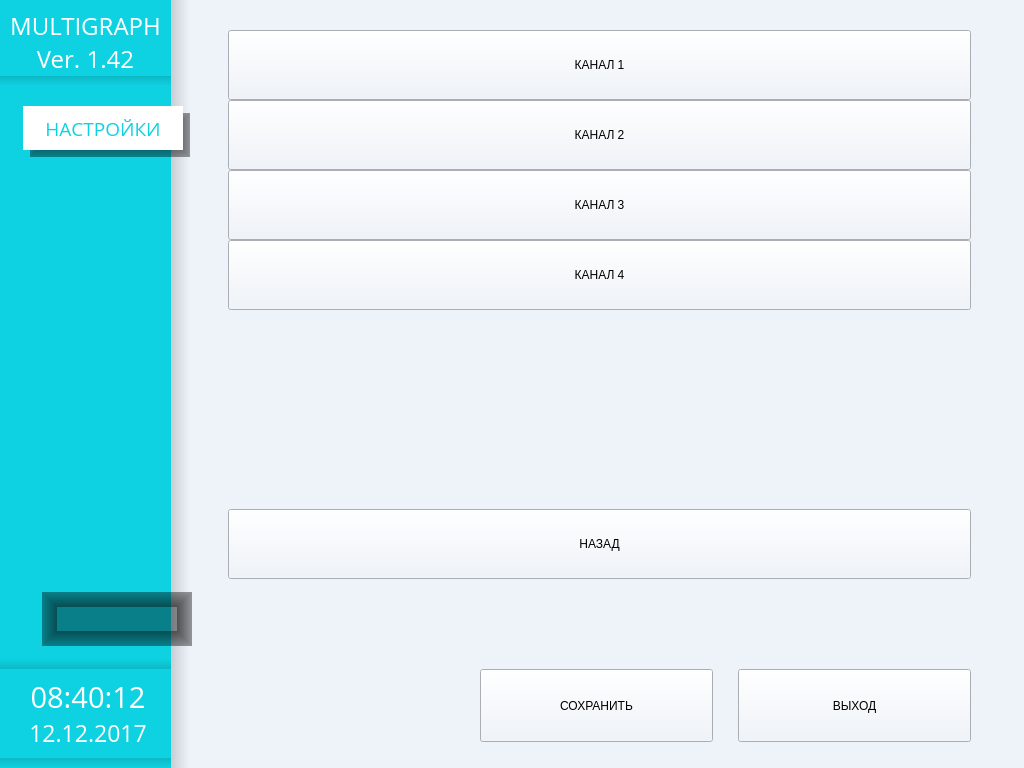
First picture: the form in menu.ui, repository tomyqg/topaz-m, before the edit.
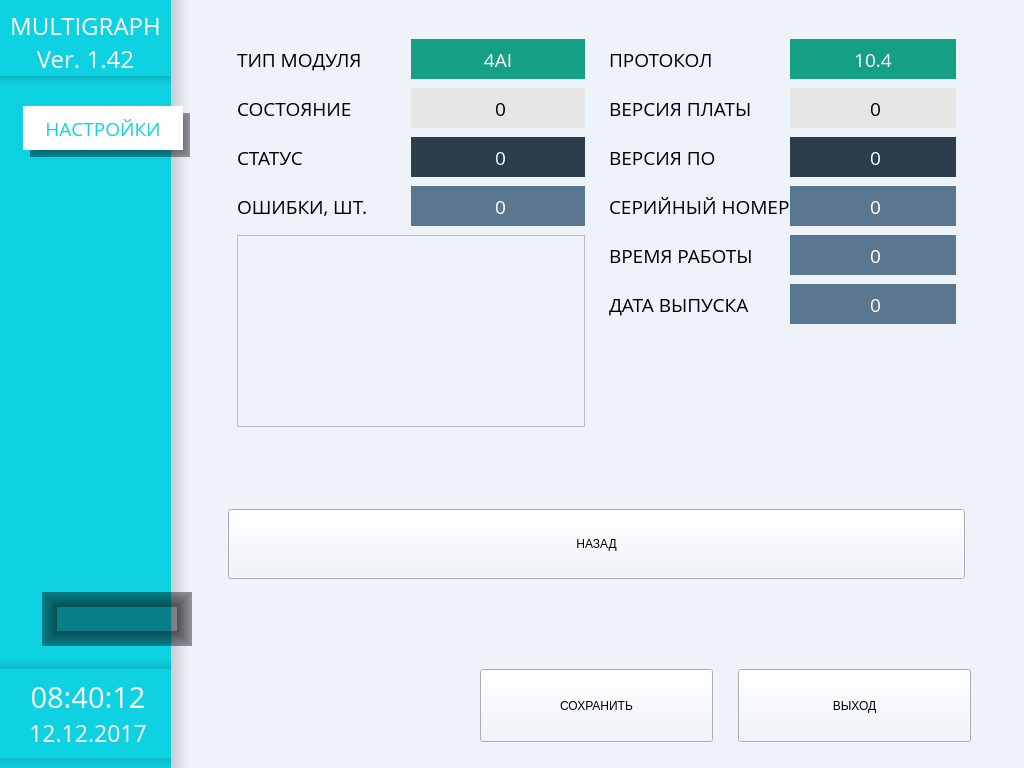
Second picture: the form after the edit. The open tabs and pages were chosen to show the change. Icons and pictures are not drawn. Custom widgets are drawn as their Qt base class.

Diff of the .ui file:
```diff
--- a/menu.ui
+++ b/menu.ui
@@ -7591,6 +7591,850 @@
              </item>
             </layout>
            </widget>
+           <widget class="QWidget" name="pageDevices">
+            <layout class="QVBoxLayout" name="verticalLayout_34">
+             <property name="leftMargin">
+              <number>29</number>
+             </property>
+             <property name="topMargin">
+              <number>30</number>
+             </property>
+             <property name="rightMargin">
+              <number>59</number>
+             </property>
+             <item>
+              <widget class="QScrollArea" name="scrollAreaDevices">
+               <property name="styleSheet">
+                <string notr="true">QScrollBar:vertical {              
+        background:rgb(179, 179, 179);
+        margin: 0px 0px 0px 0px;
+		border-radius: 5px;
+		width:10px; 
+    }
+QScrollBar::handle:vertical {
+       background:rgb(77, 77, 77);
+        min-height: 50px;
+		border-radius: 5px;
+    }
+QScrollBar::add-line:vertical {
+       background:rgb(179, 179, 179);
+        height: 10px;
+        subcontrol-position: bottom;
+        subcontrol-origin: margin;
+		border-radius: 5px;
+    }
+
+QScrollBar::sub-line:vertical {
+        background:rgb(77, 77, 77);
+        height: 10 px;
+        subcontrol-position: top;
+        subcontrol-origin: margin;
+		border-radius: 5px;
+    }
+QScrollBar::up-arrow:vertica, QScrollBar::down-arrow:verticall {
+        background:rgb(77, 77, 77);
+        height: 10px;
+		border-radius: 5px;
+    }
+
+QScrollBar::add-page:vertical, QScrollBar::sub-page:vertical {
+    background: none;
+}</string>
+               </property>
+               <property name="frameShape">
+                <enum>QFrame::NoFrame</enum>
+               </property>
+               <property name="widgetResizable">
+                <bool>true</bool>
+               </property>
+               <widget class="QWidget" name="widgetScrollAreaDevices">
+                <property name="geometry">
+                 <rect>
+                  <x>0</x>
+                  <y>0</y>
+                  <width>223</width>
+                  <height>610</height>
+                 </rect>
+                </property>
+                <layout class="QVBoxLayout" name="verticalLayout_31">
+                 <property name="spacing">
+                  <number>0</number>
+                 </property>
+                 <property name="leftMargin">
+                  <number>0</number>
+                 </property>
+                 <property name="topMargin">
+                  <number>0</number>
+                 </property>
+                 <property name="rightMargin">
+                  <number>0</number>
+                 </property>
+                 <property name="bottomMargin">
+                  <number>0</number>
+                 </property>
+                 <item>
+                  <layout class="QVBoxLayout" name="verticalLayoutDevices">
+                   <item>
+                    <widget class="wButtonStyled" name="bDevicesMain">
+                     <property name="sizePolicy">
+                      <sizepolicy hsizetype="Preferred" vsizetype="Preferred">
+                       <horstretch>0</horstretch>
+                       <verstretch>0</verstretch>
+                      </sizepolicy>
+                     </property>
+                     <property name="minimumSize">
+                      <size>
+                       <width>0</width>
+                       <height>70</height>
+                      </size>
+                     </property>
+                     <property name="text">
+                      <string>МОДУЛЬ КОНТРОЛЛЕРА</string>
+                     </property>
+                    </widget>
+                   </item>
+                   <item>
+                    <widget class="wButtonStyled" name="bDevice1">
+                     <property name="sizePolicy">
+                      <sizepolicy hsizetype="Preferred" vsizetype="Preferred">
+                       <horstretch>0</horstretch>
+                       <verstretch>0</verstretch>
+                      </sizepolicy>
+                     </property>
+                     <property name="minimumSize">
+                      <size>
+                       <width>0</width>
+                       <height>70</height>
+                      </size>
+                     </property>
+                     <property name="text">
+                      <string>МОДУЛЬ РАСШИРЕНИЯ 1 | ВКЛЮЧЕН | 4AI</string>
+                     </property>
+                    </widget>
+                   </item>
+                   <item>
+                    <widget class="wButtonStyled" name="bDevice2">
+                     <property name="sizePolicy">
+                      <sizepolicy hsizetype="Preferred" vsizetype="Preferred">
+                       <horstretch>0</horstretch>
+                       <verstretch>0</verstretch>
+                      </sizepolicy>
+                     </property>
+                     <property name="minimumSize">
+                      <size>
+                       <width>0</width>
+                       <height>70</height>
+                      </size>
+                     </property>
+                     <property name="text">
+                      <string>МОДУЛЬ РАСШИРЕНИЯ 2 | ОТКЛЮЧЕН</string>
+                     </property>
+                    </widget>
+                   </item>
+                   <item>
+                    <widget class="wButtonStyled" name="bDevice3">
+                     <property name="sizePolicy">
+                      <sizepolicy hsizetype="Preferred" vsizetype="Preferred">
+                       <horstretch>0</horstretch>
+                       <verstretch>0</verstretch>
+                      </sizepolicy>
+                     </property>
+                     <property name="minimumSize">
+                      <size>
+                       <width>0</width>
+                       <height>70</height>
+                      </size>
+                     </property>
+                     <property name="text">
+                      <string>МОДУЛЬ РАСШИРЕНИЯ 3 | ОТКЛЮЧЕН</string>
+                     </property>
+                    </widget>
+                   </item>
+                   <item>
+                    <widget class="wButtonStyled" name="bDevice4">
+                     <property name="sizePolicy">
+                      <sizepolicy hsizetype="Preferred" vsizetype="Preferred">
+                       <horstretch>0</horstretch>
+                       <verstretch>0</verstretch>
+                      </sizepolicy>
+                     </property>
+                     <property name="minimumSize">
+                      <size>
+                       <width>0</width>
+                       <height>70</height>
+                      </size>
+                     </property>
+                     <property name="text">
+                      <string>МОДУЛЬ РАСШИРЕНИЯ 4 | ОТКЛЮЧЕН</string>
+                     </property>
+                    </widget>
+                   </item>
+                   <item>
+                    <widget class="wButtonStyled" name="bDevice5">
+                     <property name="sizePolicy">
+                      <sizepolicy hsizetype="Preferred" vsizetype="Preferred">
+                       <horstretch>0</horstretch>
+                       <verstretch>0</verstretch>
+                      </sizepolicy>
+                     </property>
+                     <property name="minimumSize">
+                      <size>
+                       <width>0</width>
+                       <height>70</height>
+                      </size>
+                     </property>
+                     <property name="text">
+                      <string>МОДУЛЬ РАСШИРЕНИЯ 5 | ОТКЛЮЧЕН</string>
+                     </property>
+                    </widget>
+                   </item>
+                   <item>
+                    <widget class="wButtonStyled" name="bDevice6">
+                     <property name="sizePolicy">
+                      <sizepolicy hsizetype="Preferred" vsizetype="Preferred">
+                       <horstretch>0</horstretch>
+                       <verstretch>0</verstretch>
+                      </sizepolicy>
+                     </property>
+                     <property name="minimumSize">
+                      <size>
+                       <width>0</width>
+                       <height>70</height>
+                      </size>
+                     </property>
+                     <property name="text">
+                      <string>МОДУЛЬ РАСШИРЕНИЯ 6 | ОТКЛЮЧЕН</string>
+                     </property>
+                    </widget>
+                   </item>
+                   <item>
+                    <widget class="wButtonStyled" name="bDevice6_2">
+                     <property name="sizePolicy">
+                      <sizepolicy hsizetype="Preferred" vsizetype="Preferred">
+                       <horstretch>0</horstretch>
+                       <verstretch>0</verstretch>
+                      </sizepolicy>
+                     </property>
+                     <property name="minimumSize">
+                      <size>
+                       <width>0</width>
+                       <height>70</height>
+                      </size>
+                     </property>
+                     <property name="text">
+                      <string>СЕТЕВОЙ МОДУЛЬ | ОТКЛЮЧЕН</string>
+                     </property>
+                    </widget>
+                   </item>
+                   <item>
+                    <spacer name="verticalSpacer_29">
+                     <property name="orientation">
+                      <enum>Qt::Vertical</enum>
+                     </property>
+                     <property name="sizeHint" stdset="0">
+                      <size>
+                       <width>20</width>
+                       <height>40</height>
+                      </size>
+                     </property>
+                    </spacer>
+                   </item>
+                  </layout>
+                 </item>
+                </layout>
+               </widget>
+              </widget>
+             </item>
+             <item>
+              <widget class="wButtonStyled" name="bBackDevices">
+               <property name="sizePolicy">
+                <sizepolicy hsizetype="Preferred" vsizetype="Preferred">
+                 <horstretch>0</horstretch>
+                 <verstretch>0</verstretch>
+                </sizepolicy>
+               </property>
+               <property name="minimumSize">
+                <size>
+                 <width>0</width>
+                 <height>70</height>
+                </size>
+               </property>
+               <property name="text">
+                <string>НАЗАД</string>
+               </property>
+              </widget>
+             </item>
+            </layout>
+           </widget>
+           <widget class="QWidget" name="pageDeviceInfo">
+            <layout class="QGridLayout" name="gridLayout_22">
+             <property name="leftMargin">
+              <number>29</number>
+             </property>
+             <property name="topMargin">
+              <number>30</number>
+             </property>
+             <property name="rightMargin">
+              <number>59</number>
+             </property>
+             <item row="0" column="0">
+              <widget class="QFrame" name="frameDeviceInfo1">
+               <property name="frameShape">
+                <enum>QFrame::NoFrame</enum>
+               </property>
+               <property name="frameShadow">
+                <enum>QFrame::Raised</enum>
+               </property>
+               <layout class="QGridLayout" name="gridLayout_20">
+                <property name="horizontalSpacing">
+                 <number>0</number>
+                </property>
+                <property name="verticalSpacing">
+                 <number>9</number>
+                </property>
+                <item row="0" column="0">
+                 <widget class="QLabel" name="devicelbl">
+                  <property name="font">
+                   <font>
+                    <family>Open Sans</family>
+                    <pointsize>14</pointsize>
+                   </font>
+                  </property>
+                  <property name="text">
+                   <string>ТИП МОДУЛЯ</string>
+                  </property>
+                 </widget>
+                </item>
+                <item row="5" column="1">
+                 <widget class="QLabel" name="devErrors">
+                  <property name="minimumSize">
+                   <size>
+                    <width>131</width>
+                    <height>40</height>
+                   </size>
+                  </property>
+                  <property name="maximumSize">
+                   <size>
+                    <width>185</width>
+                    <height>45</height>
+                   </size>
+                  </property>
+                  <property name="font">
+                   <font>
+                    <family>Open Sans</family>
+                    <pointsize>14</pointsize>
+                   </font>
+                  </property>
+                  <property name="styleSheet">
+                   <string notr="true">	background-color: rgb(91, 119, 143);
+	color: rgb(255, 255, 255);
+	border-radius: 0px;</string>
+                  </property>
+                  <property name="text">
+                   <string> 0</string>
+                  </property>
+                  <property name="alignment">
+                   <set>Qt::AlignCenter</set>
+                  </property>
+                 </widget>
+                </item>
+                <item row="2" column="1">
+                 <widget class="QLabel" name="deviceState">
+                  <property name="minimumSize">
+                   <size>
+                    <width>131</width>
+                    <height>40</height>
+                   </size>
+                  </property>
+                  <property name="maximumSize">
+                   <size>
+                    <width>185</width>
+                    <height>45</height>
+                   </size>
+                  </property>
+                  <property name="font">
+                   <font>
+                    <family>Open Sans</family>
+                    <pointsize>14</pointsize>
+                   </font>
+                  </property>
+                  <property name="styleSheet">
+                   <string notr="true">background-color: rgb(230, 230, 230);
+color: rgb(0, 0, 0);
+border-radius: 0px;
+</string>
+                  </property>
+                  <property name="text">
+                   <string> 0</string>
+                  </property>
+                  <property name="alignment">
+                   <set>Qt::AlignCenter</set>
+                  </property>
+                 </widget>
+                </item>
+                <item row="2" column="0">
+                 <widget class="QLabel" name="devicelbl_3">
+                  <property name="font">
+                   <font>
+                    <family>Open Sans</family>
+                    <pointsize>14</pointsize>
+                   </font>
+                  </property>
+                  <property name="text">
+                   <string>СОСТОЯНИЕ</string>
+                  </property>
+                 </widget>
+                </item>
+                <item row="5" column="0">
+                 <widget class="QLabel" name="devicelbl_2">
+                  <property name="font">
+                   <font>
+                    <family>Open Sans</family>
+                    <pointsize>14</pointsize>
+                   </font>
+                  </property>
+                  <property name="text">
+                   <string>ОШИБКИ, ШТ.</string>
+                  </property>
+                 </widget>
+                </item>
+                <item row="0" column="1">
+                 <widget class="QLabel" name="deviceType">
+                  <property name="minimumSize">
+                   <size>
+                    <width>131</width>
+                    <height>40</height>
+                   </size>
+                  </property>
+                  <property name="maximumSize">
+                   <size>
+                    <width>185</width>
+                    <height>45</height>
+                   </size>
+                  </property>
+                  <property name="font">
+                   <font>
+                    <family>Open Sans</family>
+                    <pointsize>14</pointsize>
+                   </font>
+                  </property>
+                  <property name="styleSheet">
+                   <string notr="true">	background-color: rgb(21, 159, 133);
+	color: rgb(255, 255, 255);
+	border-radius: 0px;</string>
+                  </property>
+                  <property name="text">
+                   <string>4AI</string>
+                  </property>
+                  <property name="alignment">
+                   <set>Qt::AlignCenter</set>
+                  </property>
+                 </widget>
+                </item>
+                <item row="4" column="1">
+                 <widget class="QLabel" name="deviceStatus">
+                  <property name="minimumSize">
+                   <size>
+                    <width>131</width>
+                    <height>40</height>
+                   </size>
+                  </property>
+                  <property name="maximumSize">
+                   <size>
+                    <width>185</width>
+                    <height>45</height>
+                   </size>
+                  </property>
+                  <property name="font">
+                   <font>
+                    <family>Open Sans</family>
+                    <pointsize>14</pointsize>
+                   </font>
+                  </property>
+                  <property name="styleSheet">
+                   <string notr="true">background-color:rgb(44, 61, 77);
+color: rgb(255 , 255, 255);
+border-radius: 0px;</string>
+                  </property>
+                  <property name="text">
+                   <string> 0</string>
+                  </property>
+                  <property name="alignment">
+                   <set>Qt::AlignCenter</set>
+                  </property>
+                 </widget>
+                </item>
+                <item row="4" column="0">
+                 <widget class="QLabel" name="devicelbl_4">
+                  <property name="font">
+                   <font>
+                    <family>Open Sans</family>
+                    <pointsize>14</pointsize>
+                   </font>
+                  </property>
+                  <property name="text">
+                   <string>СТАТУС</string>
+                  </property>
+                 </widget>
+                </item>
+                <item row="6" column="0" colspan="2">
+                 <widget class="QListView" name="listDeviceErrors">
+                  <property name="minimumSize">
+                   <size>
+                    <width>0</width>
+                    <height>100</height>
+                   </size>
+                  </property>
+                  <property name="horizontalScrollBarPolicy">
+                   <enum>Qt::ScrollBarAlwaysOff</enum>
+                  </property>
+                 </widget>
+                </item>
+                <item row="7" column="0" colspan="2">
+                 <spacer name="verticalSpacer_32">
+                  <property name="orientation">
+                   <enum>Qt::Vertical</enum>
+                  </property>
+                  <property name="sizeHint" stdset="0">
+                   <size>
+                    <width>20</width>
+                    <height>40</height>
+                   </size>
+                  </property>
+                 </spacer>
+                </item>
+               </layout>
+              </widget>
+             </item>
+             <item row="0" column="1">
+              <widget class="QFrame" name="frameDeviceInfo2">
+               <property name="frameShape">
+                <enum>QFrame::NoFrame</enum>
+               </property>
+               <property name="frameShadow">
+                <enum>QFrame::Raised</enum>
+               </property>
+               <layout class="QGridLayout" name="gridLayout_21">
+                <property name="horizontalSpacing">
+                 <number>0</number>
+                </property>
+                <property name="verticalSpacing">
+                 <number>9</number>
+                </property>
+                <item row="5" column="1">
+                 <widget class="QLabel" name="serialNumber">
+                  <property name="minimumSize">
+                   <size>
+                    <width>131</width>
+                    <height>40</height>
+                   </size>
+                  </property>
+                  <property name="maximumSize">
+                   <size>
+                    <width>185</width>
+                    <height>45</height>
+                   </size>
+                  </property>
+                  <property name="font">
+                   <font>
+                    <family>Open Sans</family>
+                    <pointsize>14</pointsize>
+                   </font>
+                  </property>
+                  <property name="styleSheet">
+                   <string notr="true">	background-color: rgb(91, 119, 143);
+	color: rgb(255, 255, 255);
+	border-radius: 0px;</string>
+                  </property>
+                  <property name="text">
+                   <string> 0</string>
+                  </property>
+                  <property name="alignment">
+                   <set>Qt::AlignCenter</set>
+                  </property>
+                 </widget>
+                </item>
+                <item row="2" column="1">
+                 <widget class="QLabel" name="hardwareVersion">
+                  <property name="minimumSize">
+                   <size>
+                    <width>131</width>
+                    <height>40</height>
+                   </size>
+                  </property>
+                  <property name="maximumSize">
+                   <size>
+                    <width>185</width>
+                    <height>45</height>
+                   </size>
+                  </property>
+                  <property name="font">
+                   <font>
+                    <family>Open Sans</family>
+                    <pointsize>14</pointsize>
+                   </font>
+                  </property>
+                  <property name="styleSheet">
+                   <string notr="true">background-color: rgb(230, 230, 230);
+color: rgb(0, 0, 0);
+border-radius: 0px;
+</string>
+                  </property>
+                  <property name="text">
+                   <string> 0</string>
+                  </property>
+                  <property name="alignment">
+                   <set>Qt::AlignCenter</set>
+                  </property>
+                 </widget>
+                </item>
+                <item row="2" column="0">
+                 <widget class="QLabel" name="devicelbl_6">
+                  <property name="font">
+                   <font>
+                    <family>Open Sans</family>
+                    <pointsize>14</pointsize>
+                   </font>
+                  </property>
+                  <property name="text">
+                   <string>ВЕРСИЯ ПЛАТЫ</string>
+                  </property>
+                 </widget>
+                </item>
+                <item row="0" column="1">
+                 <widget class="QLabel" name="protocolVersion">
+                  <property name="minimumSize">
+                   <size>
+                    <width>131</width>
+                    <height>40</height>
+                   </size>
+                  </property>
+                  <property name="maximumSize">
+                   <size>
+                    <width>185</width>
+                    <height>45</height>
+                   </size>
+                  </property>
+                  <property name="font">
+                   <font>
+                    <family>Open Sans</family>
+                    <pointsize>14</pointsize>
+                   </font>
+                  </property>
+                  <property name="styleSheet">
+                   <string notr="true">	background-color: rgb(21, 159, 133);
+	color: rgb(255, 255, 255);
+	border-radius: 0px;</string>
+                  </property>
+                  <property name="text">
+                   <string>10.4</string>
+                  </property>
+                  <property name="alignment">
+                   <set>Qt::AlignCenter</set>
+                  </property>
+                 </widget>
+                </item>
+                <item row="5" column="0">
+                 <widget class="QLabel" name="devicelbl_7">
+                  <property name="font">
+                   <font>
+                    <family>Open Sans</family>
+                    <pointsize>14</pointsize>
+                   </font>
+                  </property>
+                  <property name="text">
+                   <string>СЕРИЙНЫЙ НОМЕР</string>
+                  </property>
+                 </widget>
+                </item>
+                <item row="4" column="1">
+                 <widget class="QLabel" name="softwareVersion">
+                  <property name="minimumSize">
+                   <size>
+                    <width>131</width>
+                    <height>40</height>
+                   </size>
+                  </property>
+                  <property name="maximumSize">
+                   <size>
+                    <width>185</width>
+                    <height>45</height>
+                   </size>
+                  </property>
+                  <property name="font">
+                   <font>
+                    <family>Open Sans</family>
+                    <pointsize>14</pointsize>
+                   </font>
+                  </property>
+                  <property name="styleSheet">
+                   <string notr="true">background-color:rgb(44, 61, 77);
+color: rgb(255 , 255, 255);
+border-radius: 0px;</string>
+                  </property>
+                  <property name="text">
+                   <string> 0</string>
+                  </property>
+                  <property name="alignment">
+                   <set>Qt::AlignCenter</set>
+                  </property>
+                 </widget>
+                </item>
+                <item row="4" column="0">
+                 <widget class="QLabel" name="devicelbl_8">
+                  <property name="font">
+                   <font>
+                    <family>Open Sans</family>
+                    <pointsize>14</pointsize>
+                   </font>
+                  </property>
+                  <property name="text">
+                   <string>ВЕРСИЯ ПО</string>
+                  </property>
+                 </widget>
+                </item>
+                <item row="0" column="0">
+                 <widget class="QLabel" name="devicelbl_5">
+                  <property name="font">
+                   <font>
+                    <family>Open Sans</family>
+                    <pointsize>14</pointsize>
+                   </font>
+                  </property>
+                  <property name="text">
+                   <string>ПРОТОКОЛ</string>
+                  </property>
+                 </widget>
+                </item>
+                <item row="6" column="1">
+                 <widget class="QLabel" name="uptime">
+                  <property name="minimumSize">
+                   <size>
+                    <width>131</width>
+                    <height>40</height>
+                   </size>
+                  </property>
+                  <property name="maximumSize">
+                   <size>
+                    <width>185</width>
+                    <height>45</height>
+                   </size>
+                  </property>
+                  <property name="font">
+                   <font>
+                    <family>Open Sans</family>
+                    <pointsize>14</pointsize>
+                   </font>
+                  </property>
+                  <property name="styleSheet">
+                   <string notr="true">	background-color: rgb(91, 119, 143);
+	color: rgb(255, 255, 255);
+	border-radius: 0px;</string>
+                  </property>
+                  <property name="text">
+                   <string> 0</string>
+                  </property>
+                  <property name="alignment">
+                   <set>Qt::AlignCenter</set>
+                  </property>
+                 </widget>
+                </item>
+                <item row="6" column="0">
+                 <widget class="QLabel" name="devicelbl_9">
+                  <property name="font">
+                   <font>
+                    <family>Open Sans</family>
+                    <pointsize>14</pointsize>
+                   </font>
+                  </property>
+                  <property name="text">
+                   <string>ВРЕМЯ РАБОТЫ</string>
+                  </property>
+                 </widget>
+                </item>
+                <item row="7" column="0">
+                 <widget class="QLabel" name="devicelbl_10">
+                  <property name="font">
+                   <font>
+                    <family>Open Sans</family>
+                    <pointsize>14</pointsize>
+                   </font>
+                  </property>
+                  <property name="text">
+                   <string>ДАТА ВЫПУСКА</string>
+                  </property>
+                 </widget>
+                </item>
+                <item row="7" column="1">
+                 <widget class="QLabel" name="dataOrder">
+                  <property name="minimumSize">
+                   <size>
+                    <width>131</width>
+                    <height>40</height>
+                   </size>
+                  </property>
+                  <property name="maximumSize">
+                   <size>
+                    <width>185</width>
+                    <height>45</height>
+                   </size>
+                  </property>
+                  <property name="font">
+                   <font>
+                    <family>Open Sans</family>
+                    <pointsize>14</pointsize>
+                   </font>
+                  </property>
+                  <property name="styleSheet">
+                   <string notr="true">	background-color: rgb(91, 119, 143);
+	color: rgb(255, 255, 255);
+	border-radius: 0px;</string>
+                  </property>
+                  <property name="text">
+                   <string> 0</string>
+                  </property>
+                  <property name="alignment">
+                   <set>Qt::AlignCenter</set>
+                  </property>
+                 </widget>
+                </item>
+                <item row="8" column="0" colspan="2">
+                 <spacer name="verticalSpacer_31">
+                  <property name="orientation">
+                   <enum>Qt::Vertical</enum>
+                  </property>
+                  <property name="sizeHint" stdset="0">
+                   <size>
+                    <width>20</width>
+                    <height>40</height>
+                   </size>
+                  </property>
+                 </spacer>
+                </item>
+               </layout>
+              </widget>
+             </item>
+             <item row="1" column="0" colspan="2">
+              <widget class="wButtonStyled" name="bBackDevice">
+               <property name="sizePolicy">
+                <sizepolicy hsizetype="Preferred" vsizetype="Preferred">
+                 <horstretch>0</horstretch>
+                 <verstretch>0</verstretch>
+                </sizepolicy>
+               </property>
+               <property name="minimumSize">
+                <size>
+                 <width>0</width>
+                 <height>70</height>
+                </size>
+               </property>
+               <property name="text">
+                <string>НАЗАД</string>
+               </property>
+              </widget>
+             </item>
+            </layout>
+           </widget>
           </widget>
          </item>
         </layout>
```
Left out of the diff: 10 changed lines with no effect on the pictures.
